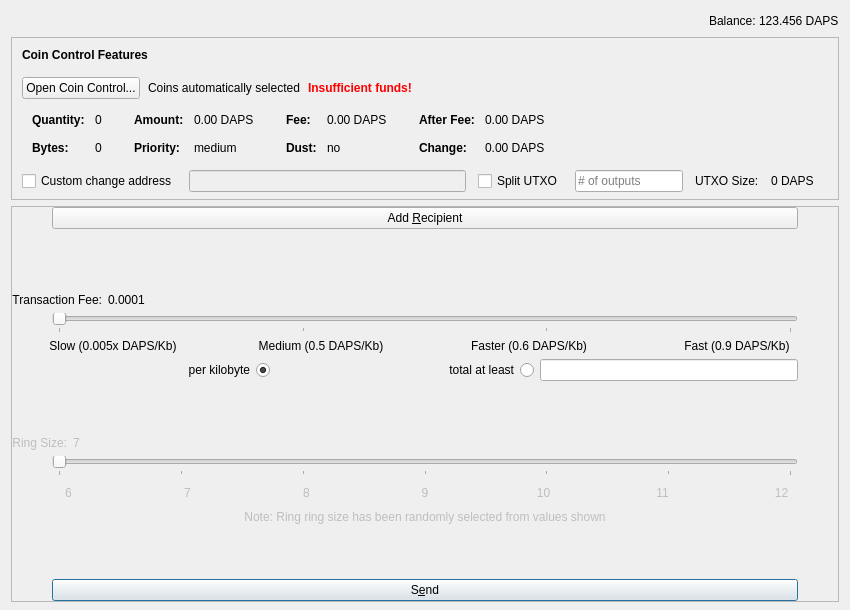
Above: src/qt/forms/sendcoinsdialog.ui from pedrorv0106/DAPS before the change. Below: the same form after it.
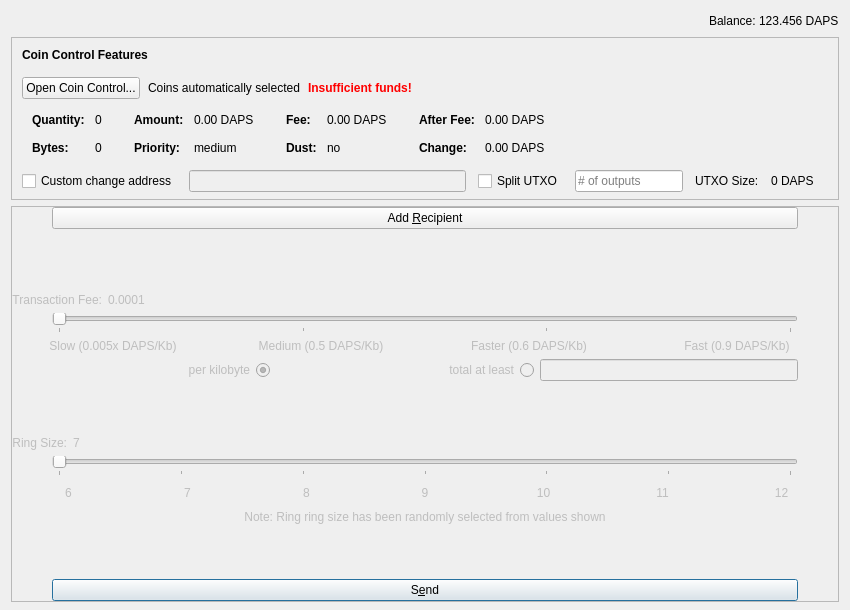
That is the form after the change. Icons and pictures are not drawn. Custom widgets are drawn as their Qt base class.

Commit message: disable fee slider until fixed

```diff
--- a/src/qt/forms/sendcoinsdialog.ui
+++ b/src/qt/forms/sendcoinsdialog.ui
@@ -2,9 +2,6 @@
 <ui version="4.0">
  <class>SendCoinsDialog</class>
  <widget class="QDialog" name="SendCoinsDialog">
-      <property name="styleSheet">
-       <string notr="true">QDialog{border-image: url(':/images/background') 0 0 0 0 stretch stretch;}</string>
-      </property>
   <property name="geometry">
    <rect>
     <x>0</x>
@@ -16,6 +13,9 @@
   <property name="windowTitle">
    <string>Send Coins</string>
   </property>
+  <property name="styleSheet">
+   <string notr="true">QDialog{border-image: url(':/images/background') 0 0 0 0 stretch stretch;}</string>
+  </property>
   <layout class="QVBoxLayout" name="verticalLayout" stretch="0,0,1">
    <property name="bottomMargin">
     <number>8</number>
@@ -702,7 +702,7 @@
       <property name="geometry">
        <rect>
         <x>0</x>
-        <y>0</y>
+        <y>-3</y>
         <width>813</width>
         <height>421</height>
        </rect>
@@ -754,7 +754,7 @@
             <string>Add &amp;Recipient</string>
            </property>
            <property name="icon">
-            <iconset resource="../../Downloads/DAPS-develop/src/qt/dapscoin.qrc">
+            <iconset>
              <normaloff>:/icons/add</normaloff>:/icons/add</iconset>
            </property>
            <property name="autoDefault">
@@ -804,6 +804,9 @@
             <layout class="QHBoxLayout" name="horizontalLayout_11">
              <item>
               <widget class="QLabel" name="label_6">
+               <property name="enabled">
+                <bool>false</bool>
+               </property>
                <property name="sizePolicy">
                 <sizepolicy hsizetype="Maximum" vsizetype="Preferred">
                  <horstretch>0</horstretch>
@@ -820,6 +823,9 @@
              </item>
              <item>
               <widget class="QLabel" name="labelFeeValue">
+               <property name="enabled">
+                <bool>false</bool>
+               </property>
                <property name="text">
                 <string>0.0001</string>
                </property>
@@ -853,7 +859,7 @@
                <item>
                 <widget class="QSlider" name="sliderSmartFee">
                  <property name="enabled">
-                  <bool>true</bool>
+                  <bool>false</bool>
                  </property>
                  <property name="sizePolicy">
                   <sizepolicy hsizetype="Expanding" vsizetype="Fixed">
@@ -903,6 +909,9 @@
                </property>
                <item>
                 <widget class="QLabel" name="labelSlow">
+                 <property name="enabled">
+                  <bool>false</bool>
+                 </property>
                  <property name="sizePolicy">
                   <sizepolicy hsizetype="Preferred" vsizetype="Maximum">
                    <horstretch>0</horstretch>
@@ -922,6 +931,9 @@
                </item>
                <item>
                 <widget class="QLabel" name="labelMedium">
+                 <property name="enabled">
+                  <bool>false</bool>
+                 </property>
                  <property name="sizePolicy">
                   <sizepolicy hsizetype="Preferred" vsizetype="Maximum">
                    <horstretch>0</horstretch>
@@ -938,6 +950,9 @@
                </item>
                <item>
                 <widget class="QLabel" name="labelFaster">
+                 <property name="enabled">
+                  <bool>false</bool>
+                 </property>
                  <property name="sizePolicy">
                   <sizepolicy hsizetype="Preferred" vsizetype="Maximum">
                    <horstretch>0</horstretch>
@@ -954,6 +969,9 @@
                </item>
                <item>
                 <widget class="QLabel" name="labelFast">
+                 <property name="enabled">
+                  <bool>false</bool>
+                 </property>
                  <property name="sizePolicy">
                   <sizepolicy hsizetype="Preferred" vsizetype="Maximum">
                    <horstretch>0</horstretch>
@@ -976,6 +994,9 @@
             <layout class="QHBoxLayout" name="horizontalLayoutFee">
              <item>
               <widget class="QRadioButton" name="radioCustomPerKilobyte">
+               <property name="enabled">
+                <bool>false</bool>
+               </property>
                <property name="toolTip">
                 <string>If the custom fee is set to 1000 uDAPSs and the transaction is only 250 bytes, then &quot;per kilobyte&quot; only pays 250 uDAPSs in fee,&lt;br /&gt;while &quot;at least&quot; pays 1000 uDAPSs. For transactions bigger than a kilobyte both pay by kilobyte.</string>
                </property>
@@ -995,6 +1016,9 @@
              </item>
              <item>
               <widget class="QRadioButton" name="radioCustomAtLeast">
+               <property name="enabled">
+                <bool>false</bool>
+               </property>
                <property name="sizePolicy">
                 <sizepolicy hsizetype="Preferred" vsizetype="Fixed">
                  <horstretch>0</horstretch>
@@ -1017,6 +1041,9 @@
              </item>
              <item>
               <widget class="BitcoinAmountField" name="customFee">
+               <property name="enabled">
+                <bool>false</bool>
+               </property>
                <property name="sizePolicy">
                 <sizepolicy hsizetype="Preferred" vsizetype="Fixed">
                  <horstretch>0</horstretch>
@@ -1298,7 +1325,7 @@
             </layout>
            </item>
            <item>
-            <widget class="QLabel" name="labelRingSizeNote_2">      
+            <widget class="QLabel" name="labelRingSizeNote_2">
             <property name="enabled">
                <bool>false</bool>
             </property>
@@ -1370,7 +1397,7 @@
               <string>S&amp;end</string>
              </property>
              <property name="icon">
-              <iconset resource="../../Downloads/DAPS-develop/src/qt/dapscoin.qrc">
+              <iconset>
                <normaloff>:/icons/send</normaloff>:/icons/send</iconset>
              </property>
              <property name="autoDefault">
@@ -1408,17 +1435,17 @@
   </layout>
  </widget>
  <customwidgets>
-  <customwidget>
-   <class>QValidatedLineEdit</class>
-   <extends>QLineEdit</extends>
-   <header>qvalidatedlineedit.h</header>
-  </customwidget>
   <customwidget>
    <class>BitcoinAmountField</class>
    <extends>QLineEdit</extends>
    <header>bitcoinamountfield.h</header>
    <container>1</container>
   </customwidget>
+  <customwidget>
+   <class>QValidatedLineEdit</class>
+   <extends>QLineEdit</extends>
+   <header>qvalidatedlineedit.h</header>
+  </customwidget>
  </customwidgets>
  <resources>
   <include location="../../Downloads/DAPS-develop/src/qt/dapscoin.qrc"/>
```
Left out of the diff: 3 changed lines with no effect on the pictures. Lines whose indentation alone changed are shown as unchanged.
